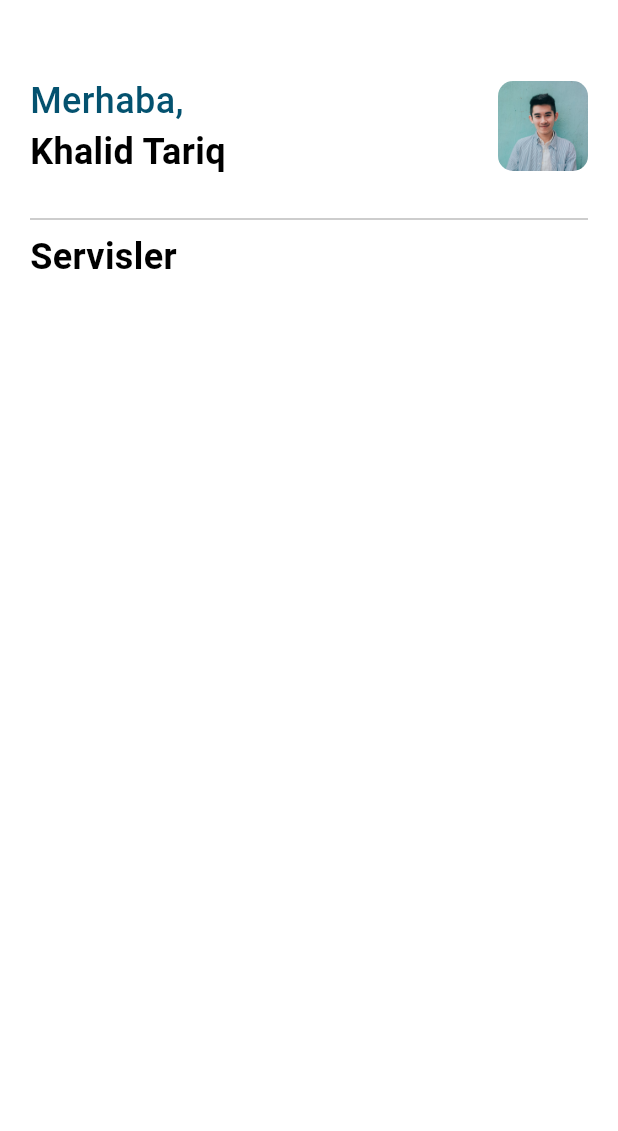
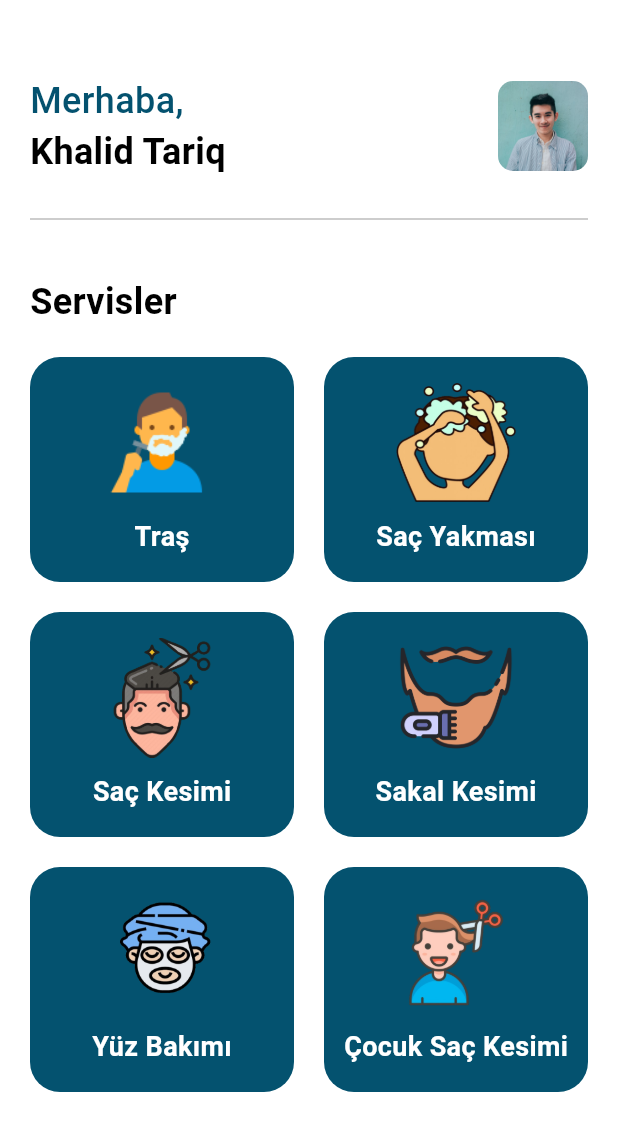
Before and after one commit to 19e9/My-Kuafor-Shop, a Flutter app: the screen it shows after launch, on a phone screen of 412 x 824 dp. Shown: the top 1131 px of the screen. Run offline on Flutter 3.47's test engine with Material 3 defaults, Android fonts, the light colour scheme and no system bars.

Commit message:
Home page has been added.

```diff
--- a/my_kuafor_shop/lib/pages/home.dart
+++ b/my_kuafor_shop/lib/pages/home.dart
@@ -1,3 +1,4 @@
+import 'package:flutter/cupertino.dart';
 import 'package:flutter/material.dart';
 import 'package:flutter/widgets.dart';
 
@@ -46,12 +47,185 @@ SizedBox(height: 20.0,),
 Divider(
   color: Colors.black26,
   ),
+  SizedBox(height: 30.0,),
          Text(
         "Servisler",
          style: TextStyle(
           color: Color.fromARGB(255, 0, 0, 0),
           fontSize: 24.0,
-          fontWeight: FontWeight.bold),),
+          fontWeight: FontWeight.bold),
+          ),
+          SizedBox(height: 20.0,),
+          Row(
+            children: [
+              Flexible(
+                fit: FlexFit.tight,
+                child: Container(
+                  height: 150,
+                  decoration: BoxDecoration(
+                    color: Color(0xFF04526F), borderRadius: BorderRadius.circular(20)
+                  ),
+                  child: Column(
+                    mainAxisAlignment: MainAxisAlignment.center,
+                    children: [
+                      Image.asset("images/shaving.png", height: 80, width: 80, fit: BoxFit.cover,),
+                      SizedBox(height: 10.0,),
+                       Text(
+                "Traş",
+                  style: TextStyle(
+                  color: Color(0xFFFFFFFF),
+                  fontSize: 18.0,
+                  fontWeight: FontWeight.bold),
+                  ),
+
+                    ],
+                  ),
+                ),
+              ),
+
+              SizedBox(width: 20.0,),
+
+              Flexible(
+                fit: FlexFit.tight,
+                child: Container(
+                  height: 150,
+                  decoration: BoxDecoration(
+                    color: Color(0xFF04526F), borderRadius: BorderRadius.circular(20)
+                  ),
+                  child: Column(
+                    mainAxisAlignment: MainAxisAlignment.center,
+                    children: [
+                      Image.asset("images/hair.png", height: 80, width: 80, fit: BoxFit.cover,),
+                      SizedBox(height: 10.0,),
+                       Text(
+                "Saç Yakması",
+                  style: TextStyle(
+                  color: Color(0xFFFFFFFF),
+                  fontSize: 18.0,
+                  fontWeight: FontWeight.bold),
+                  ),
+
+                    ],
+                  ),
+                ),
+              ),
+            ],
+          ),
+
+           SizedBox(height: 20.0,),
+          Row(
+            children: [
+              Flexible(
+                fit: FlexFit.tight,
+                child: Container(
+                  height: 150,
+                  decoration: BoxDecoration(
+                    color: Color(0xFF04526F), borderRadius: BorderRadius.circular(20)
+                  ),
+                  child: Column(
+                    mainAxisAlignment: MainAxisAlignment.center,
+                    children: [
+                      Image.asset("images/cutting.png", height: 80, width: 80, fit: BoxFit.cover,),
+                      SizedBox(height: 10.0,),
+                       Text(
+                "Saç Kesimi",
+                  style: TextStyle(
+                  color: Color(0xFFFFFFFF),
+                  fontSize: 18.0,
+                  fontWeight: FontWeight.bold),
+                  ),
+
+                    ],
+                  ),
+                ),
+              ),
+
+              SizedBox(width: 20.0,),
+
+              Flexible(
+                fit: FlexFit.tight,
+                child: Container(
+                  height: 150,
+                  decoration: BoxDecoration(
+                    color: Color(0xFF04526F), borderRadius: BorderRadius.circular(20)
+                  ),
+                  child: Column(
+                    mainAxisAlignment: MainAxisAlignment.center,
+                    children: [
+                      Image.asset("images/beard.png", height: 80, width: 80, fit: BoxFit.cover,),
+                      SizedBox(height: 10.0,),
+                       Text(
+                "Sakal Kesimi",
+                  style: TextStyle(
+                  color: Color(0xFFFFFFFF),
+                  fontSize: 18.0,
+                  fontWeight: FontWeight.bold),
+                  ),
+
+                    ],
+                  ),
+                ),
+              ),
+            ],
+          ),
+
+           SizedBox(height: 20.0,),
+          Row(
+            children: [
+              Flexible(
+                fit: FlexFit.tight,
+                child: Container(
+                  height: 150,
+                  decoration: BoxDecoration(
+                    color: Color(0xFF04526F), borderRadius: BorderRadius.circular(20)
+                  ),
+                  child: Column(
+                    mainAxisAlignment: MainAxisAlignment.center,
+                    children: [
+                      Image.asset("images/facials.png", height: 80, width: 80, fit: BoxFit.cover,),
+                      SizedBox(height: 10.0,),
+                       Text(
+                "Yüz Bakımı",
+                  style: TextStyle(
+                  color: Color(0xFFFFFFFF),
+                  fontSize: 18.0,
+                  fontWeight: FontWeight.bold),
+                  ),
+
+                    ],
+                  ),
+                ),
+              ),
+
+              SizedBox(width: 20.0,),
+
+              Flexible(
+                fit: FlexFit.tight,
+                child: Container(
+                  height: 150,
+                  decoration: BoxDecoration(
+                    color: Color(0xFF04526F), borderRadius: BorderRadius.circular(20)
+                  ),
+                  child: Column(
+                    mainAxisAlignment: MainAxisAlignment.center,
+                    children: [
+                      Image.asset("images/kids.png", height: 80, width: 80, fit: BoxFit.cover,),
+                      SizedBox(height: 10.0,),
+                       Text(
+                "Çocuk Saç Kesimi",
+                  style: TextStyle(
+                  color: Color(0xFFFFFFFF),
+                  fontSize: 18.0,
+                  fontWeight: FontWeight.bold),
+                  ),
+
+                    ],
+                  ),
+                ),
+              ),
+            ],
+          )
+
       ],),),
     );
   }
```
